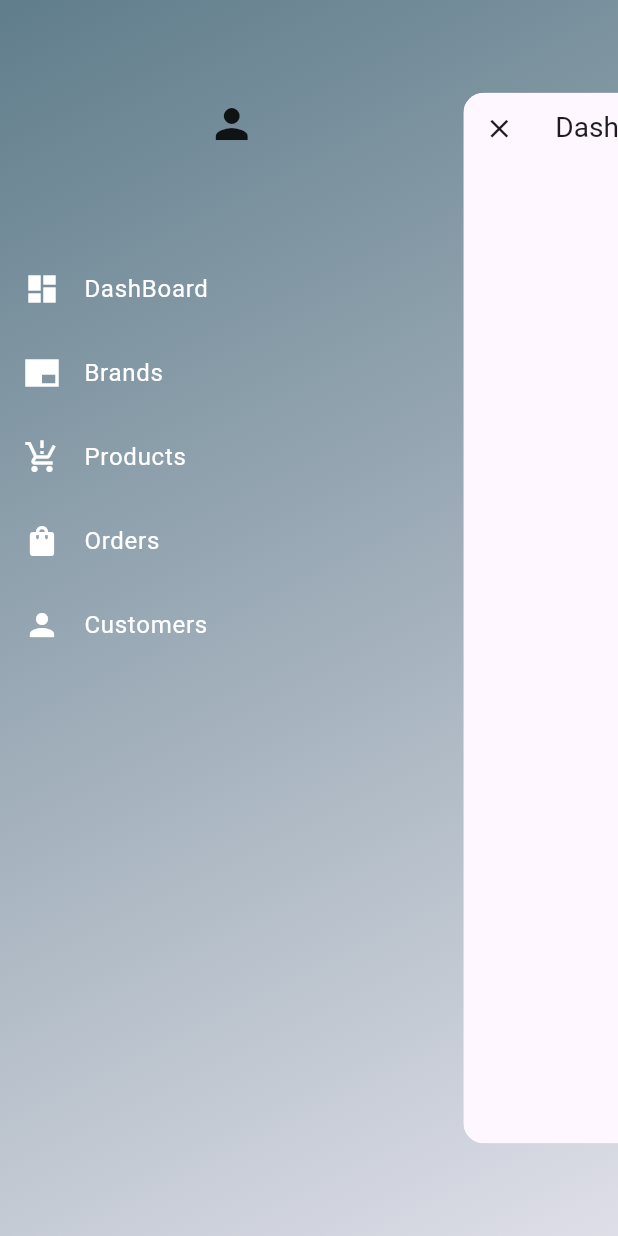
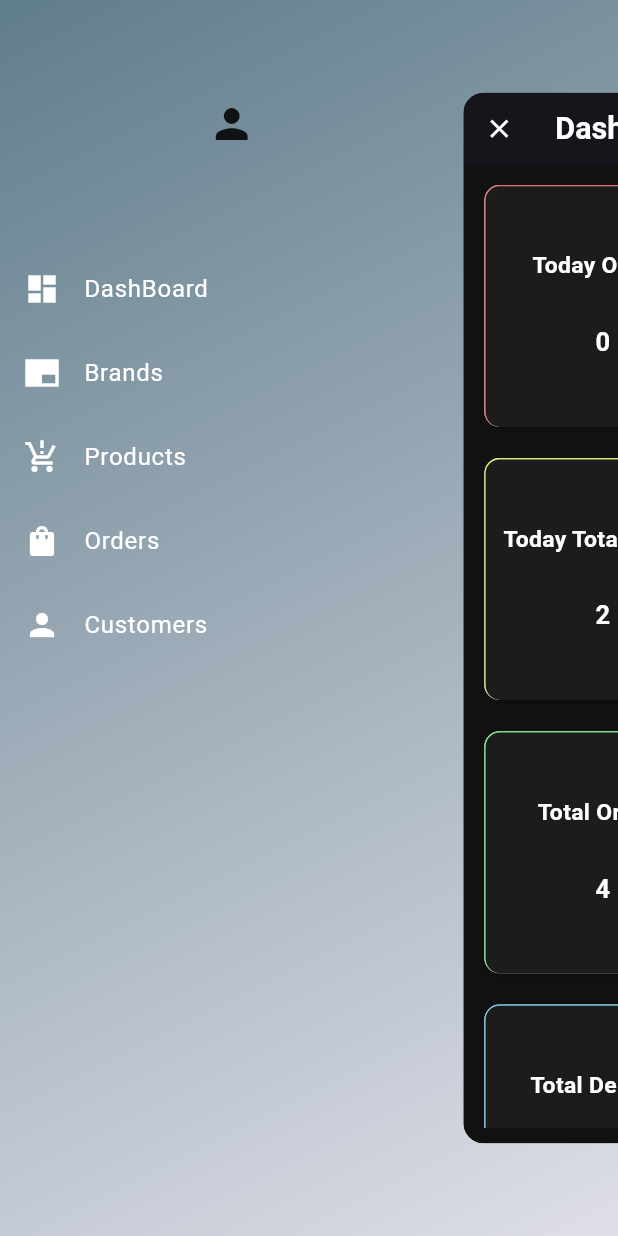
Before and after one commit to saneeswaran/mi_desi_admin, a Flutter app: the screen it shows once a user with an empty profile is signed in, after a tap on the "menu" icon, on a phone screen of 412 x 824 dp. Run offline on Flutter 3.47's test engine with Material 3 defaults, Android fonts, the phone set to English and light mode, and no system bars; drawn by our look-alikes of flutter_advanced_drawer; our stand-ins replace cached_network_image, carousel_slider, cloud_firestore, firebase_auth, firebase_core, firebase_storage and 6 more; missing offline and left inert: video_thumbnail; accounts and stored records are empty.

Commit message:
some design

```diff
--- a/lib/main.dart
+++ b/lib/main.dart
@@ -33,6 +33,18 @@ class MyApp extends StatelessWidget {
     return MaterialApp(
       title: 'my desi seller',
       debugShowCheckedModeBanner: false,
+      theme: ThemeData(
+        scaffoldBackgroundColor: const Color.fromRGBO(17, 17, 17, 1),
+        appBarTheme: const AppBarTheme(
+          iconTheme: IconThemeData(color: Colors.white),
+          titleTextStyle: TextStyle(
+            color: Colors.white,
+            fontSize: 24,
+            fontWeight: FontWeight.bold,
+          ),
+          backgroundColor: Color.fromRGBO(23, 21, 28, 1),
+        ),
+      ),
       home: StreamBuilder(
         stream: FirebaseAuth.instance.authStateChanges(),
         builder: (context, asyncSnapshot) {
--- a/lib/model/product_model.dart
+++ b/lib/model/product_model.dart
@@ -9,7 +9,8 @@ class ProductModel {
   final double price;
   final int stock;
   final double taxAmount;
-  final BrandModel brand; // your BrandModel instance
+  final String cashOnDelivery;
+  final BrandModel brand;
   final List<String> imageUrl;
   final String quantity;
   final List<String> videoUrl;
@@ -24,6 +25,7 @@ class ProductModel {
     required this.price,
     required this.stock,
     required this.taxAmount,
+    required this.cashOnDelivery,
     required this.brand,
     required this.imageUrl,
     required this.quantity,
@@ -41,6 +43,7 @@ class ProductModel {
       'price': price,
       'stock': stock,
       'taxAmount': taxAmount,
+      'cashOnDelivery': cashOnDelivery,
       'brand': {
         'id': brand.id,
         'sellerId': brand.sellerId,
@@ -65,6 +68,7 @@ class ProductModel {
       price: (map['price'] as num).toDouble(),
       stock: map['stock'] as int,
       taxAmount: (map['taxAmount'] as num).toDouble(),
+      cashOnDelivery: map['cashOnDelivery'] as String,
       brand: BrandModel(
         id: map['brand']['id'] as String?,
         sellerId: map['brand']['sellerId'] as String,
@@ -82,6 +86,6 @@ class ProductModel {
 
   @override
   String toString() {
-    return 'ProductModel(id: $id, title: $title, price: $price, stock: $stock, brand: ${brand.title}, rating: $rating, createdAt: $createdAt, imageUrl: $imageUrl, videoUrl: $videoUrl, quantity: $quantity, taxAmount: $taxAmount, description: $description, sellerid: $sellerid, )';
+    return 'ProductModel(id: $id, title: $title, price: $price, stock: $stock, brand: ${brand.title}, rating: $rating, createdAt: $createdAt, imageUrl: $imageUrl, videoUrl: $videoUrl, quantity: $quantity, taxAmount: $taxAmount, description: $description, sellerid: $sellerid, cashOnDelivery: $cashOnDelivery)';
   }
 }
--- a/lib/providers/product_provider.dart
+++ b/lib/providers/product_provider.dart
@@ -37,6 +37,7 @@ class ProductProvider extends ChangeNotifier {
     required double price,
     required int stock,
     required double taxAmount,
+    required String cashOnDelivery,
     required BrandModel brand,
     required String quantity,
     required List<File> imageFiles,
@@ -80,6 +81,7 @@ class ProductProvider extends ChangeNotifier {
         price: price,
         stock: stock,
         taxAmount: taxAmount,
+        cashOnDelivery: cashOnDelivery,
         brand: brand,
         imageUrl: imageUrls,
         quantity: quantity,
@@ -173,6 +175,7 @@ class ProductProvider extends ChangeNotifier {
     required double price,
     required int stock,
     required double taxAmount,
+    required String cashOnDelivery,
     required BrandModel brand,
     required String quantity,
     required List<String> imageUrl,
@@ -199,6 +202,7 @@ class ProductProvider extends ChangeNotifier {
         price: price,
         stock: stock,
         taxAmount: taxAmount,
+        cashOnDelivery: cashOnDelivery,
         brand: brand,
         rating: 0.0,
         imageUrl: imageUrl,
--- /dev/null
+++ b/lib/screens/dash board/componenet/dash_board_support.dart
@@ -0,0 +1,22 @@
+import 'package:flutter/material.dart';
+
+final List<String> dashBoardItems = [
+  'Today Orders',
+  'Total Pending Orders',
+  'Today Total Orders',
+  'Today Delivery',
+  'Total Orders',
+  "Total Pending",
+  "Total Delivery",
+  "Total Cancelled",
+  "Total Products",
+  "Total Brands",
+  "Total Customers",
+];
+
+List<Color> generateColors(int count) {
+  return List.generate(count, (index) {
+    final hue = (360 / count) * index;
+    return HSVColor.fromAHSV(1, hue, 0.5, 0.9).toColor();
+  });
+}
--- a/lib/screens/dash board/dash_board_page.dart
+++ b/lib/screens/dash board/dash_board_page.dart
@@ -1,10 +1,76 @@
+import 'package:desi_shopping_seller/providers/product_provider.dart';
+import 'package:desi_shopping_seller/screens/dash%20board/componenet/dash_board_support.dart';
 import 'package:flutter/material.dart';
+import 'package:provider/provider.dart';
 
 class DashBoardPage extends StatelessWidget {
   const DashBoardPage({super.key});
 
   @override
   Widget build(BuildContext context) {
-    return const Scaffold();
+    final Size size = MediaQuery.of(context).size;
+    return Scaffold(
+      body: Container(
+        padding: EdgeInsets.all(size.width * 0.03),
+        child: Consumer<ProductProvider>(
+          builder: (context, value, child) {
+            return GridView.builder(
+              itemCount: dashBoardItems.length,
+              gridDelegate: SliverGridDelegateWithFixedCrossAxisCount(
+                crossAxisCount: 2,
+                mainAxisSpacing: size.height * 0.02,
+                mainAxisExtent: size.height * 0.24,
+              ),
+              itemBuilder: (context, index) {
+                return Card(
+                  child: Container(
+                    decoration: BoxDecoration(
+                      borderRadius: BorderRadius.circular(12),
+                      color: const Color.fromRGBO(28, 28, 28, 1),
+                      border: Border(
+                        left: BorderSide(
+                          color: generateColors(dashBoardItems.length)[index],
+                        ),
+                        right: BorderSide(
+                          color: generateColors(dashBoardItems.length)[index],
+                        ),
+                        top: BorderSide(
+                          color: generateColors(dashBoardItems.length)[index],
+                        ),
+                      ),
+                    ),
+                    child: Column(
+                      spacing: size.height * 0.04,
+                      children: [
+                        SizedBox(height: size.height * 0.02),
+                        Text(
+                          dashBoardItems[index],
+                          maxLines: 2,
+                          textAlign: TextAlign.center,
+                          overflow: TextOverflow.clip,
+                          style: const TextStyle(
+                            color: Colors.white,
+                            fontSize: 18,
+                            fontWeight: FontWeight.bold,
+                          ),
+                        ),
+                        Text(
+                          index.toString(),
+                          style: const TextStyle(
+                            color: Colors.white,
+                            fontSize: 20,
+                            fontWeight: FontWeight.bold,
+                          ),
+                        ),
+                      ],
+                    ),
+                  ),
+                );
+              },
+            );
+          },
+        ),
+      ),
+    );
   }
 }
```
Also changed, not shown: lib/providers/order_provider.dart (+14 -0 lines), lib/screens/add products/add_product_screen.dart (+39 -0 lines).
